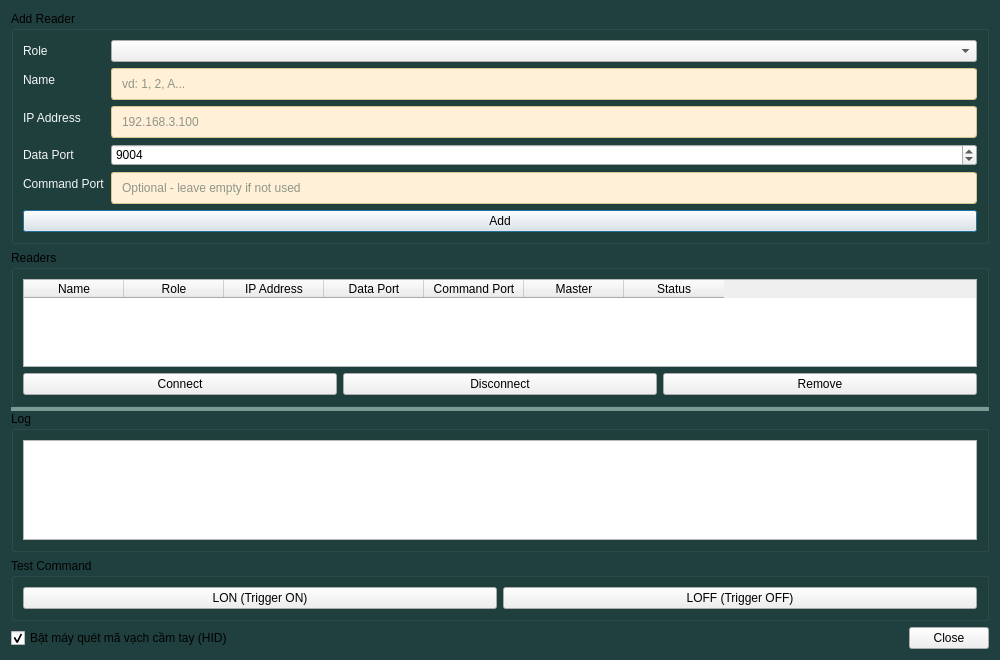
Before: the Qt Designer form ui/config_window.ui in AHSO-CO-LTD/Samsung-Reader-Local, drawn with Qt 5.
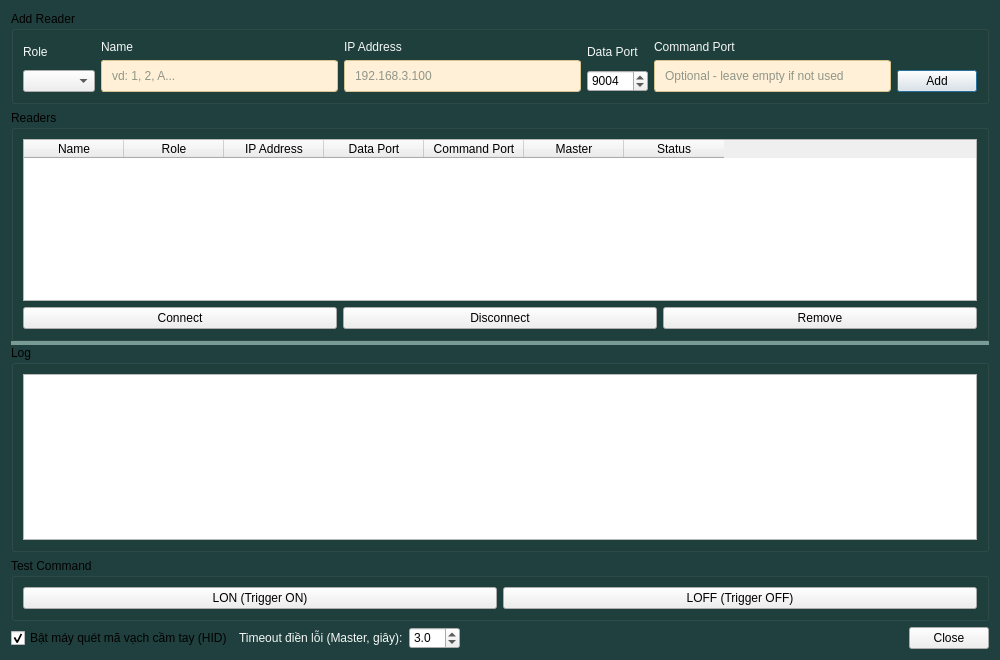
After: the same form once the commit is applied.

Commit message: fix bug master reader và fix ui

```diff
--- a/ui/config_window.ui
+++ b/ui/config_window.ui
@@ -51,23 +51,43 @@
    <item>
     <widget class="QGroupBox" name="groupBoxAddReader">
      <property name="title"><string>Add Reader</string></property>
-     <layout class="QFormLayout" name="formLayoutAddReader">
-      <item row="0" column="0"><widget class="QLabel" name="labelRole"><property name="text"><string>Role</string></property></widget></item>
-      <item row="0" column="1">
+     <layout class="QHBoxLayout" name="horizontalLayoutAddReader">
+      <item>
+       <layout class="QVBoxLayout" name="verticalLayoutRoleField">
+        <item><widget class="QLabel" name="labelRole"><property name="text"><string>Role</string></property></widget></item>
+        <item>
        <widget class="QComboBox" name="comboBoxRole">
         <property name="minimumHeight"><number>30</number></property>
        </widget>
       </item>
-      <item row="1" column="0"><widget class="QLabel" name="labelName"><property name="text"><string>Name</string></property></widget></item>
-      <item row="1" column="1">
+       </layout>
+      </item>
+      <item>
+       <layout class="QVBoxLayout" name="verticalLayoutNameField">
+        <item><widget class="QLabel" name="labelName"><property name="text"><string>Name</string></property></widget></item>
+        <item>
        <widget class="QLineEdit" name="lineEditNameSuffix">
         <property name="placeholderText"><string>vd: 1, 2, A...</string></property>
        </widget>
       </item>
-      <item row="2" column="0"><widget class="QLabel" name="labelIp"><property name="text"><string>IP Address</string></property></widget></item>
-      <item row="2" column="1"><widget class="QLineEdit" name="lineEditIp"><property name="placeholderText"><string>192.168.3.100</string></property></widget></item>
-      <item row="3" column="0"><widget class="QLabel" name="labelDataPort"><property name="text"><string>Data Port</string></property></widget></item>
-      <item row="3" column="1">
+       </layout>
+      </item>
+      <item>
+       <layout class="QVBoxLayout" name="verticalLayoutIpField">
+        <item><widget class="QLabel" name="labelIp"><property name="text"><string>IP Address</string></property></widget></item>
+        <item>
+         <widget class="QLineEdit" name="lineEditIp">
+          <property name="minimumHeight"><number>30</number></property>
+          <property name="minimumWidth"><number>140</number></property>
+          <property name="placeholderText"><string>192.168.3.100</string></property>
+         </widget>
+        </item>
+       </layout>
+      </item>
+      <item>
+       <layout class="QVBoxLayout" name="verticalLayoutDataPortField">
+        <item><widget class="QLabel" name="labelDataPort"><property name="text"><string>Data Port</string></property></widget></item>
+        <item>
        <widget class="QSpinBox" name="spinBoxDataPort">
         <property name="minimumHeight"><number>30</number></property>
         <property name="minimum"><number>1</number></property>
@@ -75,13 +95,19 @@
         <property name="value"><number>9004</number></property>
        </widget>
       </item>
-      <item row="4" column="0"><widget class="QLabel" name="labelCommandPort"><property name="text"><string>Command Port</string></property></widget></item>
-      <item row="4" column="1">
+       </layout>
+      </item>
+      <item>
+       <layout class="QVBoxLayout" name="verticalLayoutCommandPortField">
+        <item><widget class="QLabel" name="labelCommandPort"><property name="text"><string>Command Port</string></property></widget></item>
+        <item>
        <widget class="QLineEdit" name="lineEditCommandPort">
         <property name="placeholderText"><string>Optional - leave empty if not used</string></property>
        </widget>
       </item>
-      <item row="5" column="0" colspan="2">
+       </layout>
+      </item>
+      <item alignment="Qt::AlignBottom">
        <widget class="QPushButton" name="pushButtonAddReader">
         <property name="minimumHeight"><number>34</number></property>
         <property name="text"><string>Add</string></property>
@@ -148,6 +174,21 @@
        <property name="checked"><bool>true</bool></property>
       </widget>
      </item>
+     <item>
+      <widget class="QLabel" name="labelMasterFillTimeout">
+       <property name="text"><string>Timeout điền lỗi (Master, giây):</string></property>
+      </widget>
+     </item>
+     <item>
+      <widget class="QDoubleSpinBox" name="doubleSpinBoxMasterFillTimeout">
+       <property name="minimumHeight"><number>30</number></property>
+       <property name="minimum"><double>0.5</double></property>
+       <property name="maximum"><double>60.0</double></property>
+       <property name="singleStep"><double>0.5</double></property>
+       <property name="decimals"><number>1</number></property>
+       <property name="value"><double>3.0</double></property>
+      </widget>
+     </item>
      <item>
       <spacer name="horizontalSpacerBottom">
        <property name="orientation"><enum>Qt::Horizontal</enum></property>
```
Left out of the diff: 3 changed lines with no effect on the pictures. Lines whose indentation alone changed are shown as unchanged. The commit also changes 13 other files.
